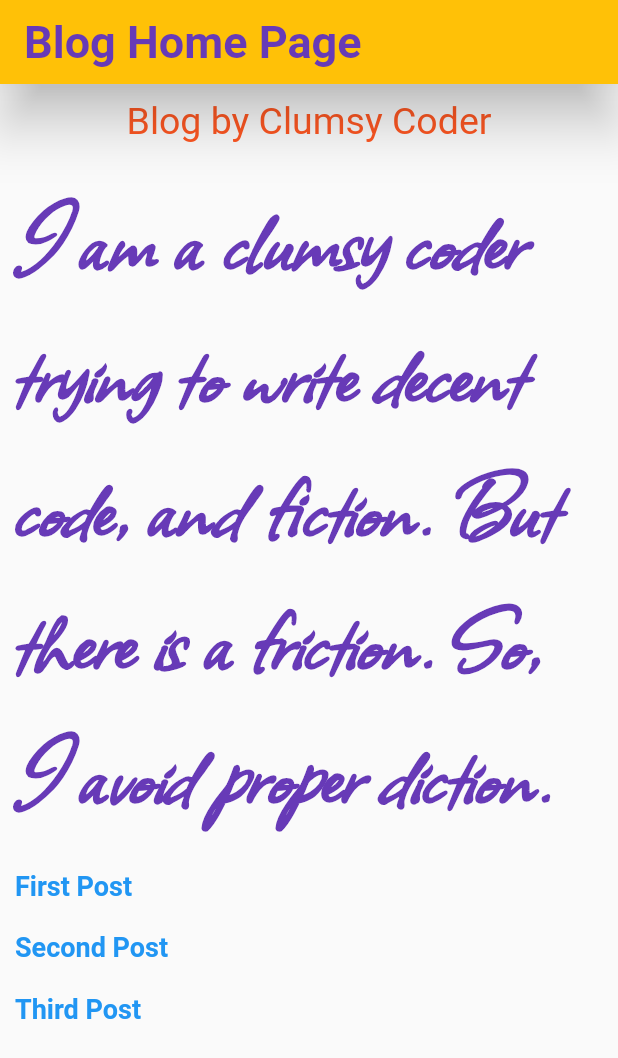
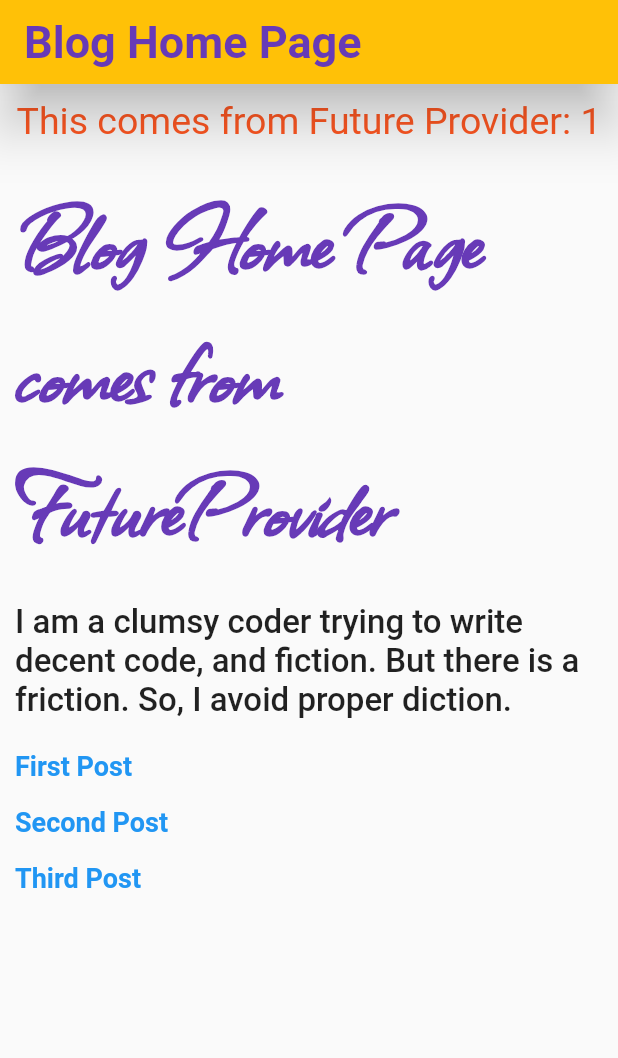
Before and after one commit to sanjibsinha/build_blog_with_flutter, a Flutter app: the screen it shows after launch, on a phone screen of 412 x 824 dp. Shown: the top 1058 px of the screen. Run offline on Flutter 3.47's test engine with Material 2 defaults, Android fonts, the phone set to English and light mode, and no system bars.

Commit message:
a simple future provider

```diff
--- a/lib/main.dart
+++ b/lib/main.dart
@@ -1,4 +1,7 @@
+import 'dart:js';
+
 import 'package:flutter/material.dart';
+import 'package:intl/intl.dart';
 import 'package:provider/provider.dart';
 import 'model/global_theme.dart';
 import '/model/blog_post.dart';
@@ -10,6 +13,7 @@ import 'view/home.dart';
 /// /// created new branch 4-blog-page-with-provider
 /// however, it's not working at first
 /// Now, it's working with Flexible widget
+/// branch future provider simple
 ///
 void main() {
   runApp(
@@ -18,11 +22,176 @@ void main() {
     MultiProvider(
       providers: [
         ChangeNotifierProvider(create: (_) => GlobalTheme()),
-        Provider<List<BlogPost>>(
-          create: (context) => blogPosts,
-        )
+        FutureProvider<int>(
+          create: (context) => Future.value(1),
+          initialData: 2,
+        ),
+        FutureProvider<String>(
+          create: (context) => Future.value('Blog Home Page'),
+          initialData: '',
+        ),
+        FutureProvider<List<BlogPost>>(
+          create: (context) => Future.value(blogPosts),
+          initialData: const [],
+          child: const Home(),
+        ),
       ],
       child: const Home(),
     ),
   );
 }
+
+class Home extends StatelessWidget {
+  const Home({Key? key}) : super(key: key);
+
+  @override
+  Widget build(BuildContext context) {
+    final ThemeData globalTheme = Provider.of<GlobalTheme>(context).globalTheme;
+    return MaterialApp(
+      title: 'FutureProvider Demo',
+      theme: globalTheme,
+      home: const HomePage(),
+    );
+  }
+}
+
+class HomePage extends StatelessWidget {
+  const HomePage({Key? key}) : super(key: key);
+
+  @override
+  Widget build(BuildContext context) {
+    return Scaffold(
+      appBar: AppBar(
+        title: Text(
+          'Blog Home Page',
+          style: Theme.of(context).appBarTheme.titleTextStyle,
+        ),
+      ),
+      body: const HomeBody(),
+    );
+  }
+}
+
+class HomeBody extends StatelessWidget {
+  const HomeBody({Key? key}) : super(key: key);
+
+  @override
+  Widget build(BuildContext context) {
+    final blogs = Provider.of<List<BlogPost>>(context);
+    final counter = Provider.of<int>(context);
+    final blogHead = Provider.of<String>(context);
+    return Center(
+      child: Column(
+        children: [
+          Container(
+            margin: const EdgeInsets.all(5),
+            padding: const EdgeInsets.all(5),
+            child: Text(
+              'This comes from Future Provider: $counter',
+              style: Theme.of(context).textTheme.headline2,
+            ),
+          ),
+          Container(
+            margin: const EdgeInsets.all(5),
+            padding: const EdgeInsets.all(5),
+            child: Text(
+              '$blogHead comes from FutureProvider',
+              style: Theme.of(context).textTheme.headline1,
+            ),
+          ),
+          Container(
+            margin: const EdgeInsets.all(5),
+            padding: const EdgeInsets.all(5),
+            child: Text(
+              'I am a clumsy coder trying to write decent code, and '
+              'fiction.'
+              ' But there is a friction. '
+              'So, I avoid proper diction.',
+              style: Theme.of(context).textTheme.bodyText1,
+            ),
+          ),
+          Flexible(
+            child: GridView.builder(
+              padding: const EdgeInsets.all(10.0),
+              itemCount: blogs.length,
+              itemBuilder: (ctx, i) => ChangeNotifierProvider.value(
+                value: blogs[i],
+                child: InkWell(
+                  onTap: () {
+                    Navigator.push(
+                      context,
+                      MaterialPageRoute(
+                        builder: (context) => BlogDetail(
+                          post: blogs[i],
+                        ),
+                      ),
+                    );
+                  },
+                  child: Text(blogs[i].title),
+                ),
+              ),
+              gridDelegate: const SliverGridDelegateWithFixedCrossAxisCount(
+                crossAxisCount: 1,
+                childAspectRatio: 22 / 2,
+                crossAxisSpacing: 2,
+                mainAxisSpacing: 2,
+              ),
+            ),
+          )
+        ],
+      ),
+    );
+  }
+}
+
+class BlogDetail extends StatelessWidget {
+  final BlogPost post;
+  const BlogDetail({
+    Key? key,
+    required this.post,
+  }) : super(key: key);
+
+  @override
+  Widget build(BuildContext context) {
+    return Scaffold(
+      appBar: AppBar(
+        title: Text(
+          'Blog Page',
+          style: Theme.of(context).appBarTheme.titleTextStyle,
+        ),
+      ),
+      body: Center(
+        child: ListView(
+          children: [
+            Container(
+              margin: const EdgeInsets.all(5),
+              padding: const EdgeInsets.all(5),
+              child: Text(
+                post.title,
+                textAlign: TextAlign.left,
+                style: Theme.of(context).textTheme.headline1,
+              ),
+            ),
+            Container(
+              margin: const EdgeInsets.all(5),
+              padding: const EdgeInsets.all(5),
+              child: Text(
+                post.content,
+                textAlign: TextAlign.left,
+                style: Theme.of(context).textTheme.bodyText1,
+              ),
+            ),
+            Container(
+              margin: const EdgeInsets.all(5),
+              padding: const EdgeInsets.all(5),
+              child: Text(
+                DateFormat('d MMMM y').format(post.date),
+                style: Theme.of(context).textTheme.bodyText2,
+              ),
+            ),
+          ],
+        ),
+      ),
+    );
+  }
+}
```
